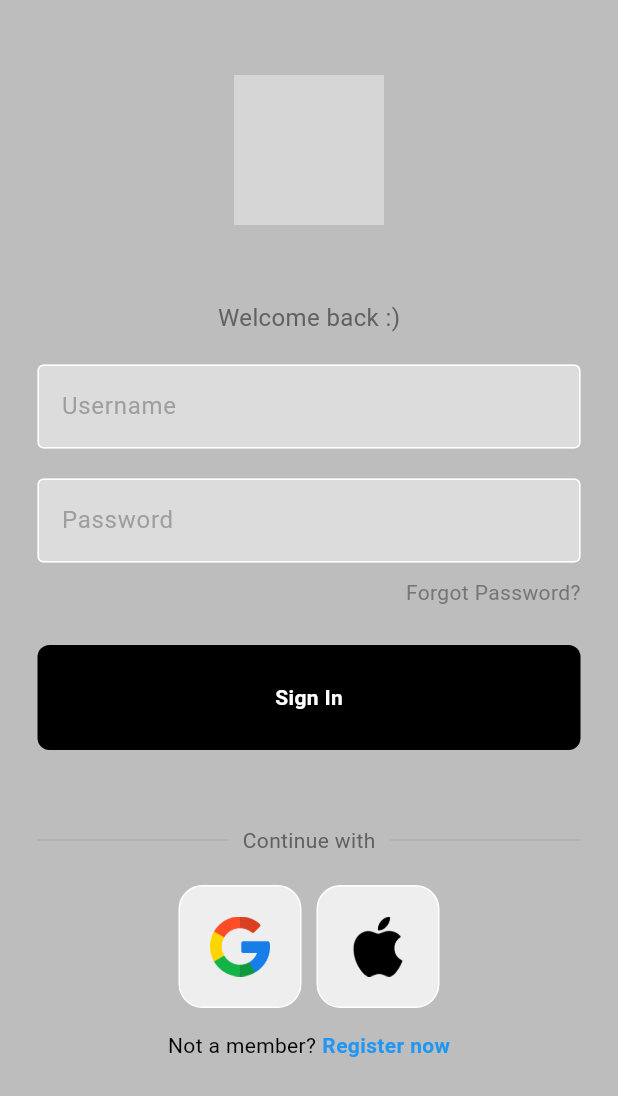
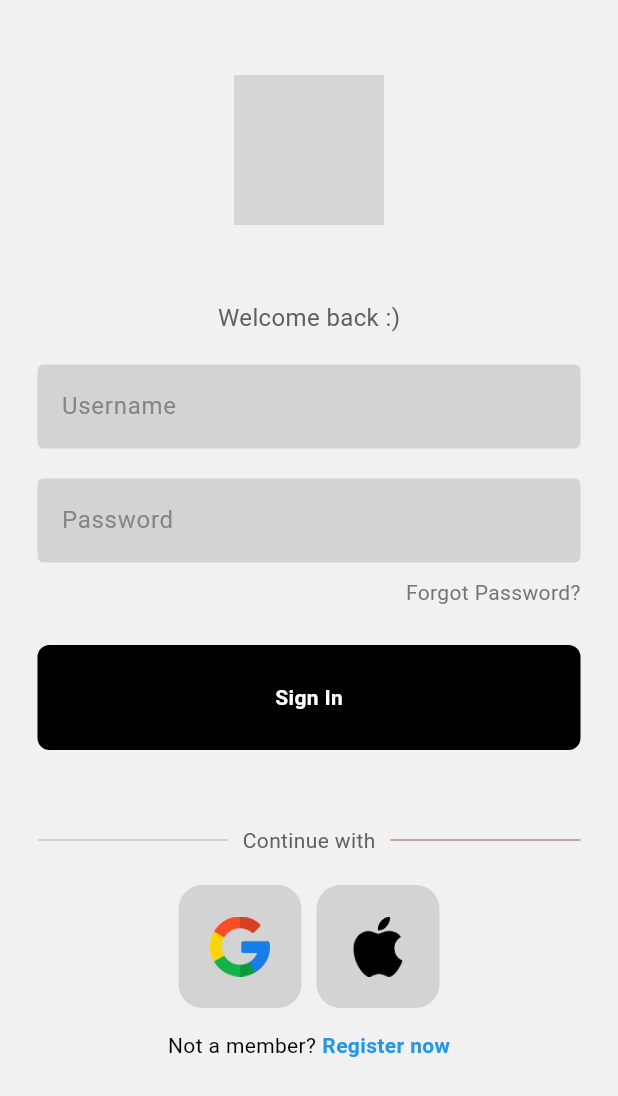
Before and after one commit to Kemilab/AniRate, a Flutter app: the screen it shows after launch, on a phone screen of 412 x 824 dp. Shown: the top 1096 px of the screen. Run offline on Flutter 3.47's test engine with Material 3 defaults, Android fonts, the light colour scheme and no system bars; our stand-ins replace animated_splash_screen, flutter_svg, page_transition; grey boxes are pictures that could not be loaded.

Commit message:
Updated login screen collors

```diff
--- a/ani_rate/lib/components/my_textfield.dart
+++ b/ani_rate/lib/components/my_textfield.dart
@@ -23,15 +23,16 @@ class MyTextFiled extends StatelessWidget {
         obscureText: obscureText,
         decoration: InputDecoration(
             enabledBorder: OutlineInputBorder(
-              borderSide: BorderSide(color: Colors.white),
+              borderSide:
+                  BorderSide(color: const Color.fromARGB(0, 255, 255, 255)),
             ),
             focusedBorder: OutlineInputBorder(
               borderSide: BorderSide(color: Colors.grey),
             ),
-            fillColor: Color.fromARGB(255, 221, 220, 220),
+            fillColor: Color.fromARGB(230, 209, 208, 208),
             filled: true,
             hintText: hintText,
-            hintStyle: TextStyle(color: Colors.grey[500])),
+            hintStyle: TextStyle(color: Color.fromARGB(255, 133, 133, 133))),
       ),
     );
   }
--- a/ani_rate/lib/components/square_tile.dart
+++ b/ani_rate/lib/components/square_tile.dart
@@ -9,9 +9,9 @@ class SquareTile extends StatelessWidget {
     return Container(
       padding: EdgeInsets.all(20),
       decoration: BoxDecoration(
-          border: Border.all(color: Colors.white),
+          border: Border.all(color: const Color.fromARGB(0, 255, 255, 255)),
           borderRadius: BorderRadius.circular(16),
-          color: Colors.grey[200]),
+          color: Color.fromARGB(230, 209, 208, 208)),
       child: Image.asset(
         imagePath,
         height: 40,
--- a/ani_rate/lib/pages/login_page.dart
+++ b/ani_rate/lib/pages/login_page.dart
@@ -18,7 +18,7 @@ class LoginPage extends StatelessWidget {
   @override
   Widget build(BuildContext context) {
     return Scaffold(
-      backgroundColor: Colors.grey[400],
+      backgroundColor: Color.fromARGB(255, 241, 241, 241),
       body: SafeArea(
         child: SingleChildScrollView(
           child: Center(
@@ -103,10 +103,10 @@ class LoginPage extends StatelessWidget {
                           style: TextStyle(color: Colors.grey[700]),
                         ),
                       ),
-                      Expanded(
+                      const Expanded(
                         child: Divider(
                           thickness: 0.5,
-                          color: Colors.grey[500],
+                          color: Color.fromARGB(255, 126, 32, 32),
                         ),
                       ),
                     ],
```
